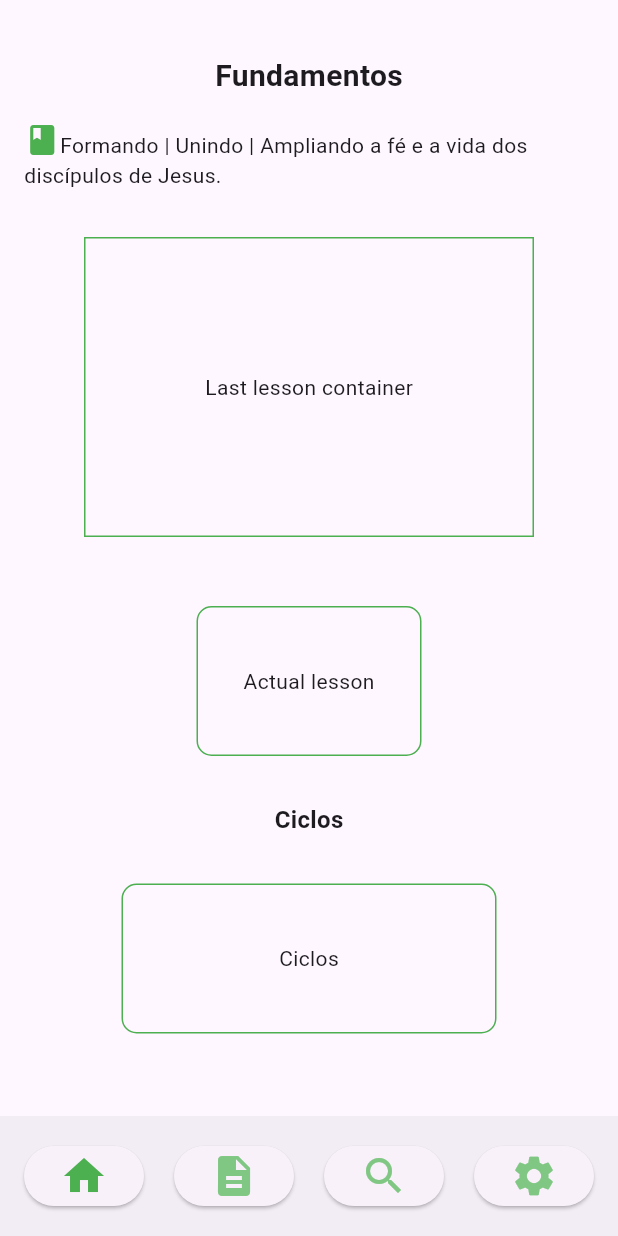
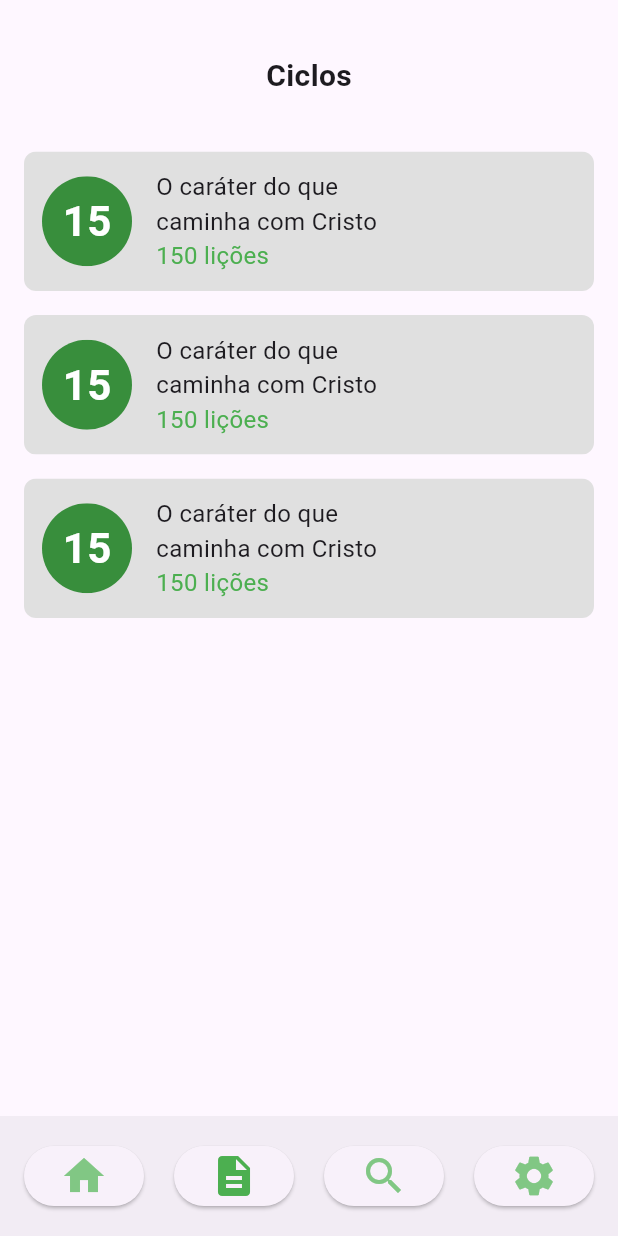
Before and after one commit to JoaoEmanuell/fundamentos-plus-mobile, a Flutter app: the screen it shows after launch, on a phone screen of 412 x 824 dp. Run offline on Flutter 3.47's test engine with Material 3 defaults, Android fonts, the phone set to English and light mode, and no system bars; missing offline and left inert: flutter_archive; accounts and stored records are empty.

Commit message:
cycles page

```diff
--- a/fundamentos_plus_mobile/lib/components/ui/bottom_app_bar_component.dart
+++ b/fundamentos_plus_mobile/lib/components/ui/bottom_app_bar_component.dart
@@ -1,10 +1,21 @@
 import 'package:flutter/material.dart';
 
-Widget bottomAppBarComponent({String current = "home"}) {
-  void homePress() {}
-  void cyclesPress() {}
-  void searchPress() {}
-  void settingsPress() {}
+Widget bottomAppBarComponent(BuildContext context, {String current = "home"}) {
+  void homePress() {
+    Navigator.of(context).pushNamed("/");
+  }
+
+  void cyclesPress() {
+    Navigator.of(context).pushNamed("/cycles");
+  }
+
+  void searchPress() {
+    Navigator.of(context).pushNamed("/search");
+  }
+
+  void settingsPress() {
+    Navigator.of(context).pushNamed("/settings");
+  }
 
   return BottomAppBar(
     child: Row(
--- /dev/null
+++ b/fundamentos_plus_mobile/lib/components/ui/cycle_container.dart
@@ -0,0 +1,55 @@
+import 'package:flutter/material.dart';
+
+Widget cycleContainer(int number, String title, int lessons) {
+  return GestureDetector(
+      onTap: () {
+        print("Container clicked $number");
+      },
+      child: ClipRRect(
+          borderRadius: BorderRadius.all(Radius.circular(8.0)),
+          child: Container(
+            decoration: BoxDecoration(
+              color: Colors.grey.shade300,
+            ),
+            child: Padding(
+              padding: const EdgeInsets.all(12.0),
+              child: Row(
+                children: [
+                  Padding(
+                    padding: const EdgeInsets.only(right: 16),
+                    child: ClipRRect(
+                        borderRadius: BorderRadius.circular(50.0),
+                        child: Container(
+                          color: Colors.green.shade700,
+                          width: 60,
+                          height: 60,
+                          child: Center(
+                            child: Text(number.toString(),
+                                style: TextStyle(
+                                    fontSize: 28,
+                                    color: Colors.white,
+                                    fontWeight: FontWeight.bold)),
+                          ),
+                        )),
+                  ),
+                  Column(
+                    crossAxisAlignment: CrossAxisAlignment.start,
+                    children: [
+                      SizedBox(
+                        width: 150,
+                        child: Text(
+                          title,
+                          style: TextStyle(fontSize: 16),
+                          maxLines: 5,
+                          overflow: TextOverflow.ellipsis,
+                        ),
+                      ),
+                      Text("$lessons lições",
+                          style: TextStyle(fontSize: 16, color: Colors.green))
+                    ],
+                  )
+                ],
+              ),
+            ),
+          )));
+}
--- a/fundamentos_plus_mobile/lib/main.dart
+++ b/fundamentos_plus_mobile/lib/main.dart
@@ -1,5 +1,8 @@
 import 'package:flutter/material.dart';
+import 'package:fundamentos_plus_mobile/screens/cycles.dart';
 import 'package:fundamentos_plus_mobile/screens/home.dart';
+import 'package:fundamentos_plus_mobile/screens/search.dart';
+import 'package:fundamentos_plus_mobile/screens/settings.dart';
 import 'package:fundamentos_plus_mobile/updates/updates_assets.dart';
 
 Future<void> main() async {
@@ -20,8 +23,14 @@ class MyApp extends StatelessWidget {
         colorScheme: ColorScheme.fromSeed(seedColor: Colors.deepPurple),
         useMaterial3: true,
       ),
-      routes: {"/": (context) => HomePage()},
-      initialRoute: "/",
+      routes: {
+        "/": (context) => HomePage(),
+        "/cycles": (context) => CyclesPage(),
+        "/search": (context) => SearchPage(),
+        "/settings": (context) => SettingsPage()
+      },
+      // initialRoute: "/",
+      initialRoute: "/cycles",
     );
   }
 }
--- /dev/null
+++ b/fundamentos_plus_mobile/lib/screens/cycles.dart
@@ -0,0 +1,47 @@
+import 'package:flutter/material.dart';
+import 'package:fundamentos_plus_mobile/components/ui/bottom_app_bar_component.dart';
+import 'package:fundamentos_plus_mobile/components/ui/cycle_container.dart';
+
+class CyclesPage extends StatefulWidget {
+  const CyclesPage({super.key});
+
+  @override
+  State<CyclesPage> createState() => _CyclesPageState();
+}
+
+class _CyclesPageState extends State<CyclesPage> {
+  List<Widget> _constructCyclesContainers() {
+    return [
+      cycleContainer(15, "O caráter do que caminha com Cristo", 150),
+      cycleContainer(15, "O caráter do que caminha com Cristo", 150),
+      cycleContainer(15, "O caráter do que caminha com Cristo", 150)
+    ];
+  }
+
+  @override
+  Widget build(BuildContext context) {
+    return Scaffold(
+        body: SingleChildScrollView(
+            child: Center(
+          child: Padding(
+            padding: const EdgeInsets.all(16.0),
+            child: Column(
+              mainAxisAlignment: MainAxisAlignment.center,
+              spacing: 16,
+              children: <Widget>[
+                Padding(
+                  padding: const EdgeInsets.only(top: 20.0, bottom: 20.0),
+                  child: Text(
+                    "Ciclos",
+                    style: TextStyle(fontSize: 20, fontWeight: FontWeight.bold),
+                    textAlign: TextAlign.left,
+                  ),
+                ),
+                ..._constructCyclesContainers(),
+              ],
+            ),
+          ),
+        )),
+        bottomNavigationBar: bottomAppBarComponent(context, current: 'cycles'));
+  }
+}
--- a/fundamentos_plus_mobile/lib/screens/home.dart
+++ b/fundamentos_plus_mobile/lib/screens/home.dart
@@ -77,6 +77,6 @@ class _HomePageState extends State<HomePage> {
             ),
           ),
         )),
-        bottomNavigationBar: bottomAppBarComponent());
+        bottomNavigationBar: bottomAppBarComponent(context));
   }
 }
```
Also changed, not shown: fundamentos_plus_mobile/lib/screens/search.dart (added, +28 -0 lines), fundamentos_plus_mobile/lib/screens/settings.dart (added, +29 -0 lines).
